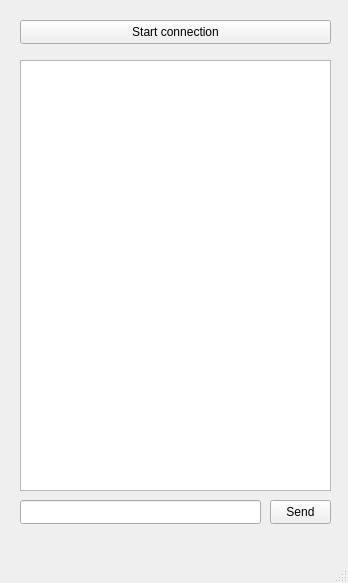
Above: Client/mainwindow.ui from BinaryBun/Parser before the change. Below: the same form after it.
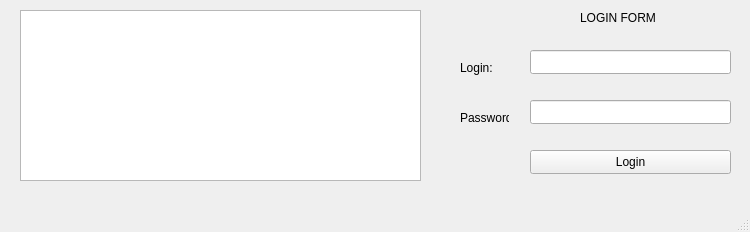
That is the form after the change.

Commit message: login form

Patch:
```diff
--- a/Client/mainwindow.ui
+++ b/Client/mainwindow.ui
@@ -6,58 +6,94 @@
    <rect>
     <x>0</x>
     <y>0</y>
-    <width>348</width>
-    <height>583</height>
+    <width>750</width>
+    <height>232</height>
    </rect>
   </property>
   <property name="windowTitle">
    <string>MainWindow</string>
   </property>
   <widget class="QWidget" name="centralwidget">
-   <widget class="QPushButton" name="pushButton">
-    <property name="geometry">
-     <rect>
-      <x>20</x>
-      <y>20</y>
-      <width>311</width>
-      <height>24</height>
-     </rect>
-    </property>
-    <property name="text">
-     <string>Start connection</string>
-    </property>
-   </widget>
-   <widget class="QLineEdit" name="lineEdit">
-    <property name="geometry">
-     <rect>
-      <x>20</x>
-      <y>500</y>
-      <width>241</width>
-      <height>24</height>
-     </rect>
-    </property>
-   </widget>
-   <widget class="QPushButton" name="pushButton_2">
-    <property name="geometry">
-     <rect>
-      <x>270</x>
-      <y>500</y>
-      <width>61</width>
-      <height>24</height>
-     </rect>
-    </property>
-    <property name="text">
-     <string>Send</string>
-    </property>
-   </widget>
    <widget class="QTextBrowser" name="textBrowser">
     <property name="geometry">
      <rect>
       <x>20</x>
+      <y>10</y>
+      <width>401</width>
+      <height>171</height>
+     </rect>
+    </property>
+   </widget>
+   <widget class="QPushButton" name="pushButton">
+    <property name="geometry">
+     <rect>
+      <x>530</x>
+      <y>150</y>
+      <width>201</width>
+      <height>24</height>
+     </rect>
+    </property>
+    <property name="text">
+     <string>Login</string>
+    </property>
+   </widget>
+   <widget class="QLineEdit" name="lineEdit_2">
+    <property name="geometry">
+     <rect>
+      <x>530</x>
+      <y>50</y>
+      <width>201</width>
+      <height>24</height>
+     </rect>
+    </property>
+   </widget>
+   <widget class="QLineEdit" name="lineEdit_3">
+    <property name="geometry">
+     <rect>
+      <x>530</x>
+      <y>100</y>
+      <width>201</width>
+      <height>24</height>
+     </rect>
+    </property>
+   </widget>
+   <widget class="QLabel" name="label">
+    <property name="geometry">
+     <rect>
+      <x>460</x>
       <y>60</y>
-      <width>311</width>
-      <height>431</height>
+      <width>49</width>
+      <height>16</height>
      </rect>
+    </property>
+    <property name="text">
+     <string>Login:</string>
+    </property>
+   </widget>
+   <widget class="QLabel" name="label_2">
+    <property name="geometry">
+     <rect>
+      <x>460</x>
+      <y>110</y>
+      <width>49</width>
+      <height>16</height>
+     </rect>
+    </property>
+    <property name="text">
+     <string>Password</string>
+    </property>
+   </widget>
+   <widget class="QLabel" name="label_3">
+    <property name="geometry">
+     <rect>
+      <x>580</x>
+      <y>10</y>
+      <width>111</width>
+      <height>16</height>
+     </rect>
+    </property>
+    <property name="text">
+     <string>LOGIN FORM</string>
     </property>
    </widget>
   </widget>
```
Left out of the diff: 2 changed lines with no effect on the pictures. The commit also changes 21 other files.
